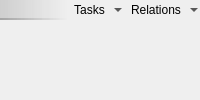
The window that lib/ui/items/ui_item.ui (listyque/TACTIC-Handler) describes before a commit, drawn with Qt 5.
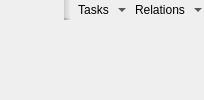
The same window after the commit.

Patch:
```diff
--- a/lib/ui/items/ui_item.ui
+++ b/lib/ui/items/ui_item.ui
@@ -12,14 +12,14 @@
 	padding: 3px;
 }</string>
   </property>
-  <layout class="QGridLayout" name="gridLayout" rowstretch="0,1" columnstretch="1,0,0">
+  <layout class="QGridLayout" name="gridLayout" rowstretch="0,1" columnstretch="0,1,0,0">
    <property name="margin">
     <number>0</number>
    </property>
    <property name="spacing">
     <number>0</number>
    </property>
-   <item row="0" column="0">
+   <item row="0" column="1">
     <widget class="QLabel" name="fileNameLabel">
      <property name="minimumSize">
       <size>
@@ -45,7 +45,7 @@
      </property>
     </widget>
    </item>
-   <item row="0" column="1">
+   <item row="0" column="2">
     <widget class="QToolButton" name="tasksToolButton">
      <property name="sizePolicy">
       <sizepolicy hsizetype="Fixed" vsizetype="Fixed">
@@ -82,7 +82,7 @@
      </property>
     </widget>
    </item>
-   <item row="0" column="2">
+   <item row="0" column="3">
     <widget class="QToolButton" name="relationsToolButton">
      <property name="minimumSize">
       <size>
@@ -113,29 +113,7 @@
      </property>
     </widget>
    </item>
-   <item row="1" column="0" colspan="2">
-    <widget class="QLabel" name="commentLabel">
-     <property name="minimumSize">
-      <size>
-       <width>0</width>
-       <height>25</height>
-      </size>
-     </property>
-     <property name="textFormat">
-      <enum>Qt::PlainText</enum>
-     </property>
-     <property name="alignment">
-      <set>Qt::AlignLeading|Qt::AlignLeft|Qt::AlignTop</set>
-     </property>
-     <property name="wordWrap">
-      <bool>true</bool>
-     </property>
-     <property name="margin">
-      <number>2</number>
-     </property>
-    </widget>
-   </item>
-   <item row="1" column="2">
+   <item row="1" column="3">
     <widget class="QLabel" name="dateLabel">
      <property name="minimumSize">
       <size>
@@ -159,6 +137,58 @@
      </property>
     </widget>
    </item>
+   <item row="1" column="1" colspan="2">
+    <widget class="QLabel" name="commentLabel">
+     <property name="minimumSize">
+      <size>
+       <width>0</width>
+       <height>25</height>
+      </size>
+     </property>
+     <property name="textFormat">
+      <enum>Qt::PlainText</enum>
+     </property>
+     <property name="alignment">
+      <set>Qt::AlignLeading|Qt::AlignLeft|Qt::AlignTop</set>
+     </property>
+     <property name="wordWrap">
+      <bool>true</bool>
+     </property>
+     <property name="margin">
+      <number>2</number>
+     </property>
+    </widget>
+   </item>
+   <item row="0" column="0" rowspan="2">
+    <widget class="QLabel" name="previewLabel">
+     <property name="minimumSize">
+      <size>
+       <width>64</width>
+       <height>32</height>
+      </size>
+     </property>
+     <property name="maximumSize">
+      <size>
+       <width>64</width>
+       <height>64</height>
+      </size>
+     </property>
+     <property name="styleSheet">
+      <string notr="true">#label {
+	background: qlineargradient(x1: 0, y1: 0, x2: 0, y2: 1, stop: 0 rgba(175, 175, 175, 40), stop: 1 rgba(0, 0, 0, 30));
+    border: 1px solid rgb(96, 96, 96, 64);
+    border-radius: 1px;
+    padding: 0px 0px;
+}</string>
+     </property>
+     <property name="textFormat">
+      <enum>Qt::RichText</enum>
+     </property>
+     <property name="alignment">
+      <set>Qt::AlignCenter</set>
+     </property>
+    </widget>
+   </item>
   </layout>
  </widget>
  <resources/>
```
